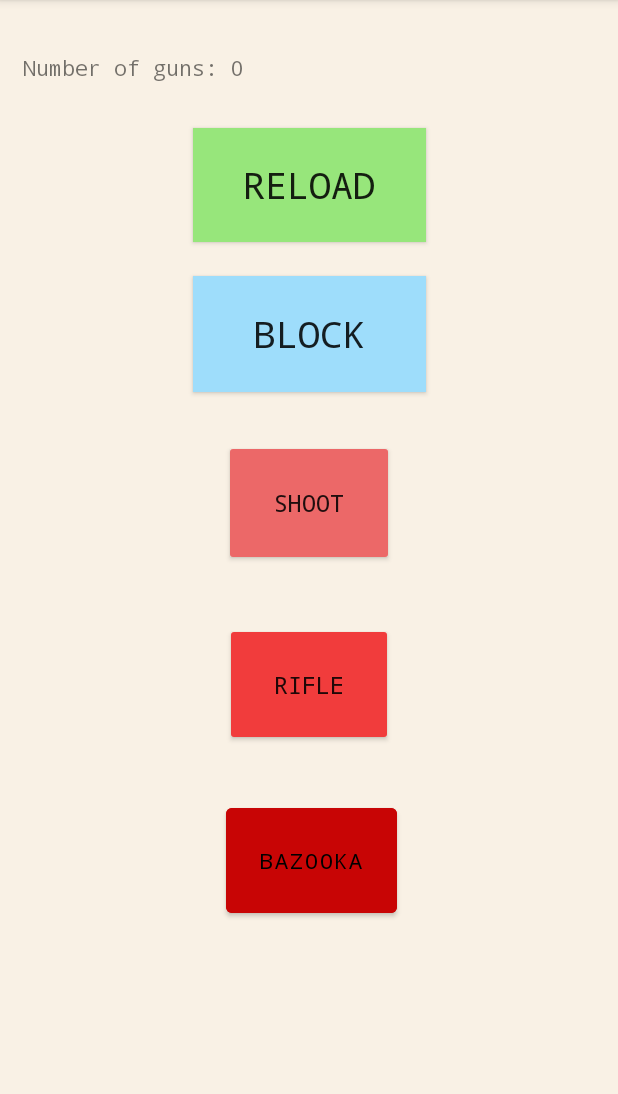
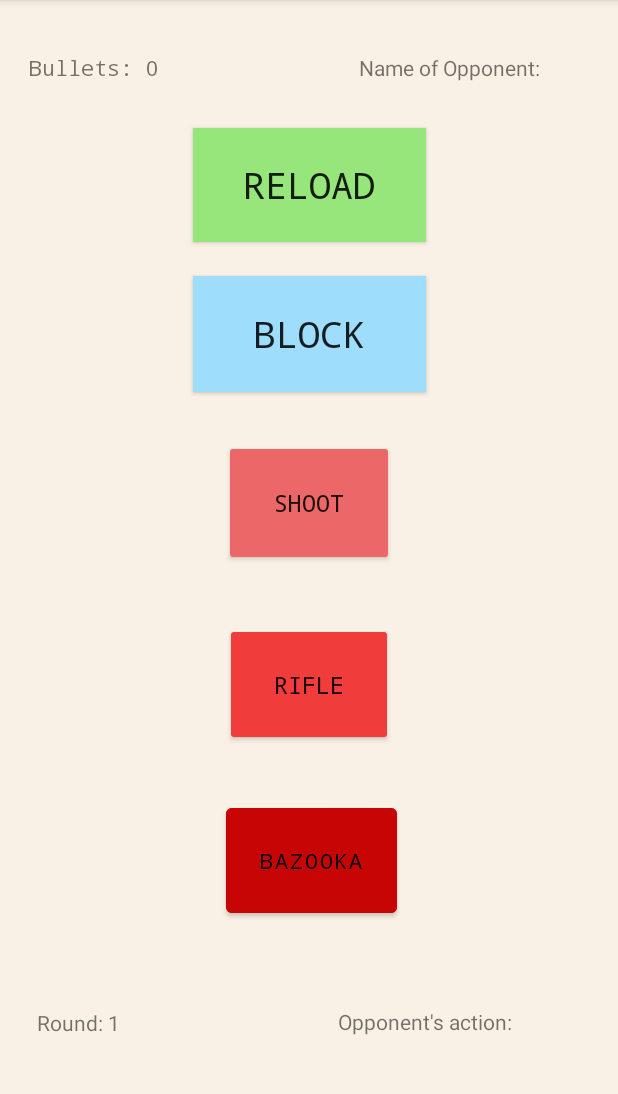
Before and after one commit to kardelenerdal/CMPE436-Game, an Android app: the GameActivity screen opened directly, with no data from a screen before it, after a tap on "BLOCK", on a phone screen of 412 x 824 dp, the part 84-1178 px from its top. Run offline under Robolectric (Android 15) with nearby library versions, the phone set to English and light mode, and no system bars.

```diff
--- a/MyGame/app/src/main/java/com/example/mygame/ClientThread.java
+++ b/MyGame/app/src/main/java/com/example/mygame/ClientThread.java
@@ -5,6 +5,7 @@ import java.io.DataOutputStream;
 import java.io.IOException;
 import java.io.InputStreamReader;
 import java.net.Socket;
+import java.net.SocketException;
 
 public class ClientThread implements Runnable {
     static String hostname = "18.204.213.255";
@@ -12,7 +13,7 @@ public class ClientThread implements Runnable {
     static int port = 8080;
     static String test = "3#route:test;name:Kardelen;surname:Erdal;";
     private NBR message;
-    private volatile String response = "";
+    private String response = "";
 
     public ClientThread(NBR message) {
         this.message = message;
@@ -28,10 +29,13 @@ public class ClientThread implements Runnable {
             BufferedReader in = new BufferedReader(new InputStreamReader(s.getInputStream()));
             String line = "";
             System.out.println("cevap gelicek");
+
             while ((line = in.readLine()) != null) {
                 System.out.println(line + "KARDELENNNNNNNN");
-                response += line;
+                response = response.concat(line);
             }
+        } catch (SocketException e) {
+            response = "1#error:socketError;";
         } catch (IOException e) {
             e.printStackTrace();
         }
--- a/MyGame/app/src/main/java/com/example/mygame/GameActivity.java
+++ b/MyGame/app/src/main/java/com/example/mygame/GameActivity.java
@@ -1,33 +1,42 @@
 package com.example.mygame;
 
 import android.app.AlertDialog;
-import android.content.DialogInterface;
 import android.content.Intent;
 import android.os.Bundle;
 import android.view.View;
-import android.widget.ProgressBar;
 import android.widget.TextView;
 
 import androidx.appcompat.app.AppCompatActivity;
-
-import com.google.android.material.textfield.TextInputEditText;
-
-import java.util.Objects;
 
 public class GameActivity extends AppCompatActivity {
 
     int gun = 0;
     TextView nofGuns;
+    TextView opponentName;
+    TextView round;
+    TextView opponentAction;
+    public String game_id;
+    public String player_id;
+    public String myNumber;
 
     @Override
     protected void onCreate(Bundle savedInstanceState) {
         super.onCreate(savedInstanceState);
         setContentView(R.layout.fragment_game);
         nofGuns = (TextView) findViewById(R.id.nofGuns);
+        opponentName = (TextView) findViewById(R.id.nameOfOpponent);
+        round = (TextView) findViewById(R.id.round);
+        opponentAction = (TextView) findViewById(R.id.opponentAction);
+        Bundle extras = getIntent().getExtras();
+        if (extras != null) {
+            game_id = extras.getString("game_id");
+            player_id = extras.getString("player_id");
+            myNumber = extras.getString("myNumber");
+        }
     }
 
     public void display(int n) {
-        nofGuns.setText("Number of guns: " + n);
+        nofGuns.setText("Bullets: " + n);
     }
 
     public void popupMessage(String action) {
@@ -47,13 +56,7 @@ public class GameActivity extends AppCompatActivity {
         }
         gun--;
         display(gun);
-        String response = sendMessageToServer("shoot");
-        System.out.println("Response: " + response);
-        if (response.equals("win")) {
-            startActivity(new Intent(GameActivity.this, WinFragment.class));
-        } else if (response.equals("lost")) {
-            startActivity(new Intent(GameActivity.this, LastFragment.class));
-        }
+        doAction("PISTOL");
     }
 
     public void bazooka(View view) throws InterruptedException {
@@ -63,13 +66,7 @@ public class GameActivity extends AppCompatActivity {
         }
         gun -= 3;
         display(gun);
-        String response = sendMessageToServer("bazooka");
-        System.out.println("Response: " + response);
-        if (response.equals("win")) {
-            startActivity(new Intent(GameActivity.this, WinFragment.class));
-        } else if (response.equals("lost")) {
-            startActivity(new Intent(GameActivity.this, LastFragment.class));
-        }
+        doAction("BAZOOKA");
     }
 
     public void rifle(View view) throws InterruptedException {
@@ -79,46 +76,81 @@ public class GameActivity extends AppCompatActivity {
         }
         gun -= 2;
         display(gun);
-        String response = sendMessageToServer("rifle");
-        System.out.println("Response: " + response);
-        if (response.equals("win")) {
-            startActivity(new Intent(GameActivity.this, WinFragment.class));
-        } else if (response.equals("lost")) {
-            startActivity(new Intent(GameActivity.this, LastFragment.class));
-        }
+        doAction("RIFLE");
     }
 
     public void block(View view) throws InterruptedException {
         display(gun);
-        String response = sendMessageToServer("block");
-        System.out.println("Response: " + response);
-        if (response.equals("win")) {
-            startActivity(new Intent(GameActivity.this, WinFragment.class));
-        } else if (response.equals("lost")) {
-            startActivity(new Intent(GameActivity.this, LastFragment.class));
-        }
+        doAction("PROTECT");
     }
 
     public void reload(View view) throws InterruptedException {
         gun++;
         display(gun);
-        String response = sendMessageToServer("reload");
-        System.out.println("Response: " + response);
-        if (response.equals("win")) {
-            startActivity(new Intent(GameActivity.this, WinFragment.class));
-        } else if (response.equals("lost")) {
-            startActivity(new Intent(GameActivity.this, LastFragment.class));
-        }
+        // reload request
+        doAction("RELOAD");
     }
 
-    public String sendMessageToServer(String action) throws InterruptedException {
-        String messageToSend = "3#route:test;request:action;action:" + action + ";";
-        NBR messageToSendNBR = NBR.parseString(messageToSend);
-        ClientThread clientThread = new ClientThread(messageToSendNBR);
+    public NBR getGameState() throws InterruptedException {
+        NBR gameStateRequest = new NBR();
+        gameStateRequest.put("route", "game.state");
+        gameStateRequest.put("game_id", game_id);
+        String res = sendMessageToServer(gameStateRequest);
+        System.out.println(res);
+        return NBR.parseString(res);
+    }
+
+    public String sendMessageToServer(NBR nbr) throws InterruptedException {
+        ClientThread clientThread = new ClientThread(nbr);
         Thread cThread = new Thread(clientThread);
         cThread.start();
         cThread.join();
         return clientThread.getResponse();
     }
 
+    public void doAction(String action) throws InterruptedException {
+        NBR message = new NBR();
+        message.put("route", "game.action");
+        message.put("player_id", player_id);
+        message.put("game_id", game_id);
+        message.put("action", action);
+        message.put("bullet_amount", String.valueOf(gun));
+        String response = sendMessageToServer(message);
+        NBR responseNBR = NBR.parseString(response);
+        System.out.println("Response: " + response);
+        // check game state if success
+        if (responseNBR.get("success") != null && responseNBR.get("success").equals("true")) {
+            NBR gameState;
+            while (true) {
+                gameState = getGameState();
+                // write opponent name
+                String oppName = "Name of your opponent: " + gameState.get("name" + (myNumber.equals("1") ? "2" : "1"));
+                opponentName.setText(oppName);
+                if (gameState.get("error") != null || gameState.get("state").equals("WAIT")) {
+                    Thread.sleep(1000);
+                } else {
+                    System.out.println("Game State bu: " + gameState);
+                    break;
+                }
+            }
+            if (gameState.get("state").equals("CONT")) {
+                round.setText("Round: " + gameState.get("round"));
+                opponentAction.setText("Opponent: " + gameState.get("action" + (myNumber.equals("1") ? "2" : "1")));
+            } else if (gameState.get("state").equals("WON1")) {
+                if (myNumber.equals("1")) {
+                    startActivity(new Intent(GameActivity.this, WinActivity.class));
+                } else {
+                    startActivity(new Intent(GameActivity.this, LostActivity.class));
+                }
+            } else {
+                if (myNumber.equals("1")) {
+                    startActivity(new Intent(GameActivity.this, LostActivity.class));
+                } else {
+                    startActivity(new Intent(GameActivity.this, WinActivity.class));
+                }
+            }
+        }
+
+    }
+
 }
--- a/MyGame/app/src/main/res/layout/fragment_game.xml
+++ b/MyGame/app/src/main/res/layout/fragment_game.xml
@@ -9,6 +9,19 @@
     android:backgroundTint="#E3BF86"
     tools:context=".GameFragment">
 
+
+    <TextView
+        android:id="@+id/nofGuns"
+        android:layout_width="wrap_content"
+        android:layout_height="wrap_content"
+        android:fontFamily="monospace"
+        android:text="Bullets: 0"
+        app:layout_constraintBottom_toBottomOf="parent"
+        app:layout_constraintEnd_toEndOf="parent"
+        app:layout_constraintHorizontal_bias="0.059"
+        app:layout_constraintStart_toStartOf="parent"
+        app:layout_constraintTop_toTopOf="parent"
+        app:layout_constraintVertical_bias="0.047" />
 
     <androidx.appcompat.widget.AppCompatButton
         android:id="@+id/riffleButton"
@@ -98,16 +111,39 @@
         app:layout_constraintVertical_bias="0.123" />
 
     <TextView
-        android:id="@+id/nofGuns"
+        android:id="@+id/nameOfOpponent"
         android:layout_width="wrap_content"
         android:layout_height="wrap_content"
-        android:fontFamily="monospace"
-        android:text="Number of guns: 0"
+        android:text="Name of Opponent:"
         app:layout_constraintBottom_toBottomOf="parent"
         app:layout_constraintEnd_toEndOf="parent"
-        app:layout_constraintHorizontal_bias="0.059"
+        app:layout_constraintHorizontal_bias="0.821"
         app:layout_constraintStart_toStartOf="parent"
         app:layout_constraintTop_toTopOf="parent"
         app:layout_constraintVertical_bias="0.047" />
 
+    <TextView
+        android:id="@+id/round"
+        android:layout_width="wrap_content"
+        android:layout_height="wrap_content"
+        android:text="Round: 1"
+        app:layout_constraintBottom_toBottomOf="parent"
+        app:layout_constraintEnd_toEndOf="parent"
+        app:layout_constraintHorizontal_bias="0.07"
+        app:layout_constraintStart_toStartOf="parent"
+        app:layout_constraintTop_toTopOf="parent"
+        app:layout_constraintVertical_bias="0.898" />
+
+    <TextView
+        android:id="@+id/opponentAction"
+        android:layout_width="wrap_content"
+        android:layout_height="wrap_content"
+        android:text="Opponent's action:"
+        app:layout_constraintBottom_toBottomOf="parent"
+        app:layout_constraintEnd_toEndOf="parent"
+        app:layout_constraintHorizontal_bias="0.763"
+        app:layout_constraintStart_toStartOf="parent"
+        app:layout_constraintTop_toTopOf="parent"
+        app:layout_constraintVertical_bias="0.897" />
+
 </androidx.constraintlayout.widget.ConstraintLayout>
```
Also changed, not shown: MyGame/app/src/main/AndroidManifest.xml (+10 -0 lines), MyGame/app/src/main/java/com/example/mygame/LoadingActivity.java (+9 -1 lines), MyGame/app/src/main/java/com/example/mygame/LostActivity.java (added, +14 -0 lines), MyGame/app/src/main/java/com/example/mygame/MainActivity.java (+10 -1 lines), MyGame/app/src/main/java/com/example/mygame/WinActivity.java (added, +13 -0 lines).
